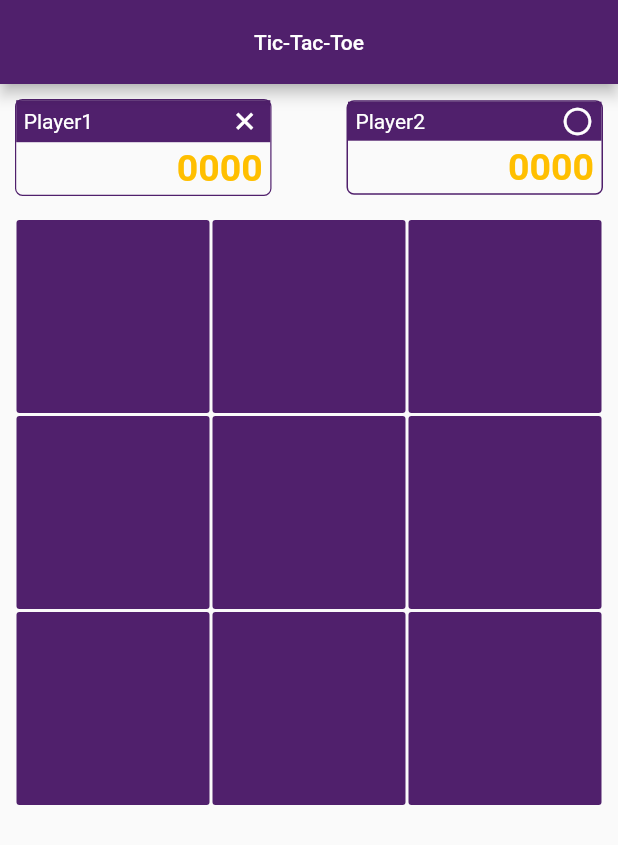
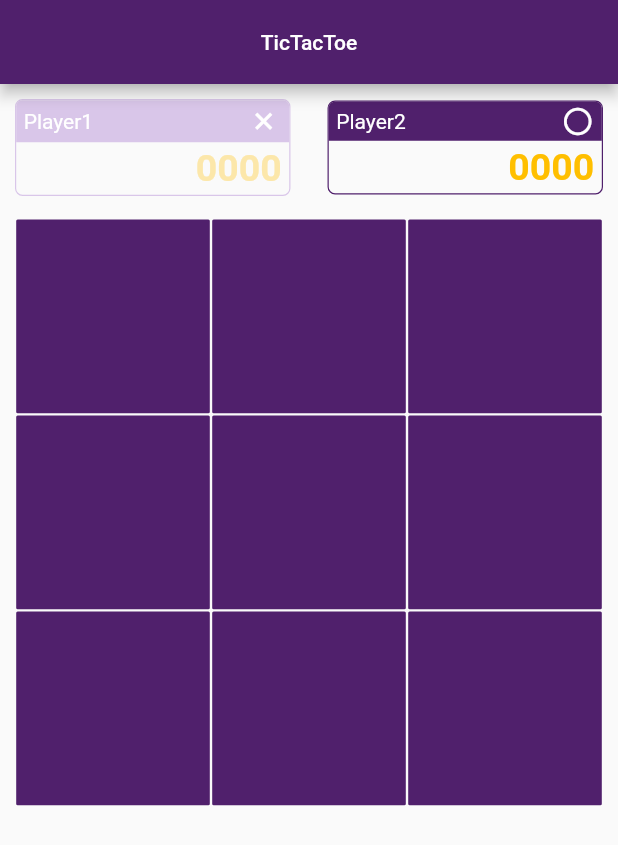
Before and after one commit to starkhasan/tictactoe, a Flutter app: the screen it shows after launch, on a phone screen of 412 x 824 dp. Shown: the top 845 px of the screen. Run offline on Flutter 3.47's test engine with Material 2 defaults, Android fonts, the phone set to English and light mode, and no system bars.

Commit message:
Disabled other Player if no turn & Modify UI

```diff
--- a/tictactoe/lib/constant/app_color.dart
+++ b/tictactoe/lib/constant/app_color.dart
@@ -2,4 +2,7 @@ import 'package:flutter/material.dart';
 
 class AppColor {
   static const Color appColor = Color.fromARGB(255, 80, 32, 108);
+  static const Color disabledColor = Color.fromARGB(255, 217, 198, 233);
+  static const pointEnableColor = Color.fromARGB(255, 255, 191, 0);
+  static const pointDisableColor = Color.fromARGB(255, 252, 231, 170);
 }
--- a/tictactoe/lib/view/home_screen.dart
+++ b/tictactoe/lib/view/home_screen.dart
@@ -15,6 +15,7 @@ class _HomeScreenState extends State<HomeScreen> {
   int playTurn = 0;
   var map = HashMap<int,dynamic>.fromIterables([0,1,2,3,4,5,6,7,8],[null,null,null,null,null,null,null,null,null]);
   var crossTurn = false;
+  var savedTurn = false;
   var wonPoint = 0;
   var loosePoint = 0;
   var userFirstNumber = 0;
@@ -27,7 +28,7 @@ class _HomeScreenState extends State<HomeScreen> {
       appBar: AppBar(
         centerTitle: true,
         backgroundColor: AppColor.appColor,
-        title: const Text('Tic-Tac-Toe',style: TextStyle(fontSize: 14))
+        title: const Text('TicTacToe',style: TextStyle(fontSize: 14))
       ),
       body: Container(
         padding: const EdgeInsets.all(10),
@@ -39,14 +40,17 @@ class _HomeScreenState extends State<HomeScreen> {
                 Expanded(
                   child: Container(
                     decoration: BoxDecoration(
-                      border: Border.all(width: 0.8,color: AppColor.appColor),
+                      border: Border.all(width: 0.8,color: crossTurn ? AppColor.appColor : AppColor.disabledColor),
                       borderRadius: const BorderRadius.all(Radius.circular(5))
                     ),
                     child: Column(
                       mainAxisSize: MainAxisSize.max,
                       children: [
                         Container(
-                          color: AppColor.appColor,
+                          decoration: BoxDecoration(
+                            color: crossTurn ? AppColor.appColor : AppColor.disabledColor,
+                            borderRadius: const BorderRadius.only(topLeft: Radius.circular(4), topRight: Radius.circular(4))
+                          ),
                           padding: const EdgeInsets.only(left: 5,right: 5,top: 2,bottom: 2),
                           child: Row(
                             mainAxisAlignment: MainAxisAlignment.spaceBetween,
@@ -62,25 +66,28 @@ class _HomeScreenState extends State<HomeScreen> {
                           child: Text(
                             playerCross.toString().padLeft(4,'0'),
                             textAlign: TextAlign.end,
-                            style: const TextStyle(color: Color.fromARGB(255, 255, 191, 0),fontSize: 25,fontWeight: FontWeight.bold)
+                            style: TextStyle(color: crossTurn ? AppColor.pointEnableColor : AppColor.pointDisableColor,fontSize: 25,fontWeight: FontWeight.bold)
                           )
                         )
                       ]
                     )
                   )
                 ),
-                const SizedBox(width: 50),
+                SizedBox(width: MediaQuery.of(context).size.width * 0.06),
                 Expanded(
                   child: Container(
                     decoration: BoxDecoration(
-                      border: Border.all(width: 1,color: AppColor.appColor),
+                      border: Border.all(width: 0.8,color: !crossTurn ? AppColor.appColor : AppColor.disabledColor),
                       borderRadius: const BorderRadius.all(Radius.circular(5))
                     ),
                     child: Column(
                       mainAxisSize: MainAxisSize.max,
                       children: [
                         Container(
-                          color: AppColor.appColor,
+                          decoration: BoxDecoration(
+                            color: !crossTurn ? AppColor.appColor : AppColor.disabledColor,
+                            borderRadius: const BorderRadius.only(topLeft: Radius.circular(4), topRight: Radius.circular(4))
+                          ),
                           padding: const EdgeInsets.only(left: 5,right: 5,top: 2,bottom: 2),
                           child: Row(
                             mainAxisAlignment: MainAxisAlignment.spaceBetween,
@@ -96,7 +103,7 @@ class _HomeScreenState extends State<HomeScreen> {
                           child: Text(
                             playerCircle.toString().padLeft(4,'0'),
                             textAlign: TextAlign.end,
-                            style: const TextStyle(color: Color.fromARGB(255, 255, 191, 0),fontSize: 25,fontWeight: FontWeight.bold)
+                            style: TextStyle(color: !crossTurn ? AppColor.pointEnableColor : AppColor.pointDisableColor,fontSize: 25,fontWeight: FontWeight.bold)
                           )
                         )
                       ]
@@ -114,10 +121,10 @@ class _HomeScreenState extends State<HomeScreen> {
                 return GestureDetector(
                   onTap: () { if(map[index] == null) onClickContainer(context, index);},
                   child: Container(
-                    margin: const EdgeInsets.all(1),
+                    margin: const EdgeInsets.all(0.8),
                     decoration: const BoxDecoration(
                       color: AppColor.appColor,
-                      borderRadius: BorderRadius.all(Radius.circular(2.0))
+                      borderRadius: BorderRadius.all(Radius.circular(1.0))
                     ),
                     child: map[index] == null ? null : Transform.rotate(angle: pi / 4,child: Icon(map[index],color: Colors.white,size: map[index] == Icons.add ? 100 : 80))
                   )
@@ -167,7 +174,9 @@ class _HomeScreenState extends State<HomeScreen> {
   clearData(int result) async{
     if(result == 0){
       playerCross++;
+      savedTurn = crossTurn = true;
     }else if(result == 1){
+      savedTurn = crossTurn = false;
       playerCircle++;
     }
     await showGameDialog(result);
@@ -192,6 +201,7 @@ class _HomeScreenState extends State<HomeScreen> {
       if(result != -1){
         await clearData(result);
       }else if(playTurn == 9 && result == -1){
+        crossTurn = savedTurn;
         await clearData(result);
       }
     }
--- a/tictactoe/lib/view/splash_screen.dart
+++ b/tictactoe/lib/view/splash_screen.dart
@@ -51,7 +51,7 @@ class _SplashScreenState extends State<SplashScreen> {
               )
             )
           ]
-        ),
+        )
       )
     );
   }
```
Also changed, not shown: 3 other files.
